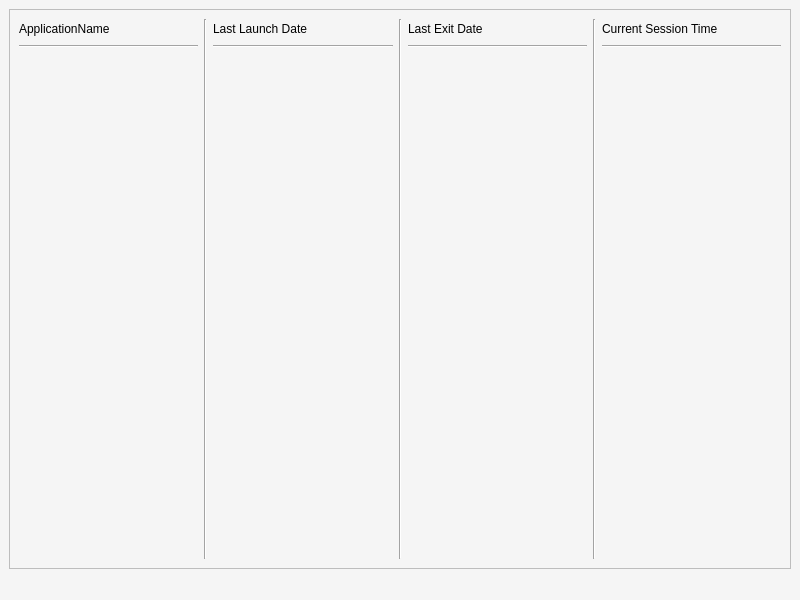
Above: mainwindow.ui from RickSanchezzz666/WindowsAppTimeUsage before the change. Below: the same form after it.
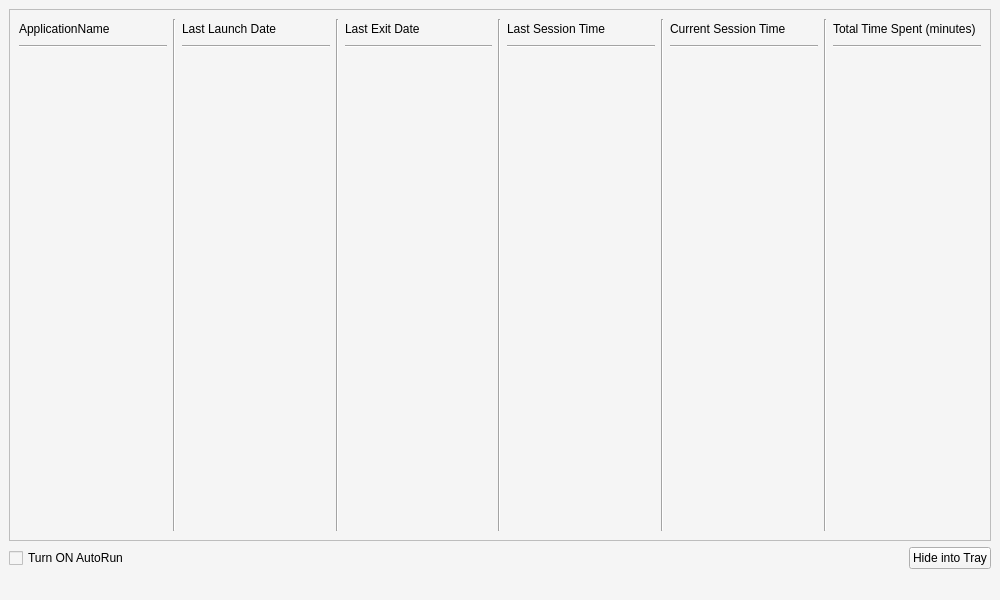
That is the form after the change.

The edit to the form file:
```diff
--- a/mainwindow.ui
+++ b/mainwindow.ui
@@ -6,7 +6,7 @@
    <rect>
     <x>0</x>
     <y>0</y>
-    <width>800</width>
+    <width>1000</width>
     <height>600</height>
    </rect>
   </property>
@@ -48,8 +48,8 @@
           <rect>
            <x>0</x>
            <y>0</y>
-           <width>774</width>
-           <height>524</height>
+           <width>974</width>
+           <height>486</height>
           </rect>
          </property>
          <layout class="QHBoxLayout" name="horizontalLayout_2">
@@ -247,7 +247,7 @@
                <enum>Qt::LeftToRight</enum>
               </property>
               <property name="text">
-               <string>Current Session Time</string>
+               <string>Last Session Time</string>
               </property>
               <property name="alignment">
                <set>Qt::AlignLeading|Qt::AlignLeft|Qt::AlignVCenter</set>
@@ -285,12 +285,164 @@
             </item>
            </layout>
           </item>
+          <item>
+           <widget class="Line" name="line_9">
+            <property name="orientation">
+             <enum>Qt::Vertical</enum>
+            </property>
+           </widget>
+          </item>
+          <item>
+           <layout class="QVBoxLayout" name="verticalLayout_5">
+            <item>
+             <widget class="QLabel" name="label_5">
+              <property name="maximumSize">
+               <size>
+                <width>16777215</width>
+                <height>20</height>
+               </size>
+              </property>
+              <property name="layoutDirection">
+               <enum>Qt::LeftToRight</enum>
+              </property>
+              <property name="text">
+               <string>Current Session Time</string>
+              </property>
+              <property name="alignment">
+               <set>Qt::AlignLeading|Qt::AlignLeft|Qt::AlignVCenter</set>
+              </property>
+             </widget>
+            </item>
+            <item>
+             <widget class="Line" name="line_8">
+              <property name="orientation">
+               <enum>Qt::Horizontal</enum>
+              </property>
+             </widget>
+            </item>
+            <item>
+             <widget class="QLabel" name="appsOutputLabel_5">
+              <property name="minimumSize">
+               <size>
+                <width>0</width>
+                <height>0</height>
+               </size>
+              </property>
+              <property name="focusPolicy">
+               <enum>Qt::NoFocus</enum>
+              </property>
+              <property name="styleSheet">
+               <string notr="true"/>
+              </property>
+              <property name="alignment">
+               <set>Qt::AlignLeading|Qt::AlignLeft|Qt::AlignTop</set>
+              </property>
+              <property name="textInteractionFlags">
+               <set>Qt::LinksAccessibleByMouse|Qt::TextSelectableByKeyboard|Qt::TextSelectableByMouse</set>
+              </property>
+             </widget>
+            </item>
+           </layout>
+          </item>
+          <item>
+           <widget class="Line" name="line_11">
+            <property name="orientation">
+             <enum>Qt::Vertical</enum>
+            </property>
+           </widget>
+          </item>
+          <item>
+           <layout class="QVBoxLayout" name="verticalLayout_6">
+            <item>
+             <widget class="QLabel" name="label_6">
+              <property name="maximumSize">
+               <size>
+                <width>16777215</width>
+                <height>20</height>
+               </size>
+              </property>
+              <property name="layoutDirection">
+               <enum>Qt::LeftToRight</enum>
+              </property>
+              <property name="text">
+               <string>Total Time Spent (minutes)</string>
+              </property>
+              <property name="alignment">
+               <set>Qt::AlignLeading|Qt::AlignLeft|Qt::AlignVCenter</set>
+              </property>
+             </widget>
+            </item>
+            <item>
+             <widget class="Line" name="line_10">
+              <property name="orientation">
+               <enum>Qt::Horizontal</enum>
+              </property>
+             </widget>
+            </item>
+            <item>
+             <widget class="QLabel" name="appsOutputLabel_6">
+              <property name="minimumSize">
+               <size>
+                <width>0</width>
+                <height>0</height>
+               </size>
+              </property>
+              <property name="focusPolicy">
+               <enum>Qt::NoFocus</enum>
+              </property>
+              <property name="styleSheet">
+               <string notr="true"/>
+              </property>
+              <property name="alignment">
+               <set>Qt::AlignLeading|Qt::AlignLeft|Qt::AlignTop</set>
+              </property>
+              <property name="textInteractionFlags">
+               <set>Qt::LinksAccessibleByMouse|Qt::TextSelectableByKeyboard|Qt::TextSelectableByMouse</set>
+              </property>
+             </widget>
+            </item>
+           </layout>
+          </item>
          </layout>
         </widget>
        </widget>
       </item>
      </layout>
     </item>
+    <item row="2" column="0">
+     <layout class="QHBoxLayout" name="horizontalLayout">
+      <item>
+       <widget class="QCheckBox" name="autoRunCheckBox">
+        <property name="text">
+         <string>Turn ON AutoRun</string>
+        </property>
+       </widget>
+      </item>
+      <item>
+       <spacer name="horizontalSpacer">
+        <property name="orientation">
+         <enum>Qt::Horizontal</enum>
+        </property>
+        <property name="sizeType">
+         <enum>QSizePolicy::Expanding</enum>
+        </property>
+        <property name="sizeHint" stdset="0">
+         <size>
+          <width>40</width>
+          <height>20</height>
+         </size>
+        </property>
+       </spacer>
+      </item>
+      <item>
+       <widget class="QPushButton" name="pushButton">
+        <property name="text">
+         <string>Hide into Tray</string>
+        </property>
+       </widget>
+      </item>
+     </layout>
+    </item>
    </layout>
   </widget>
   <widget class="QMenuBar" name="menubar">
```
Left out of the diff: 2 changed lines with no effect on the pictures.
